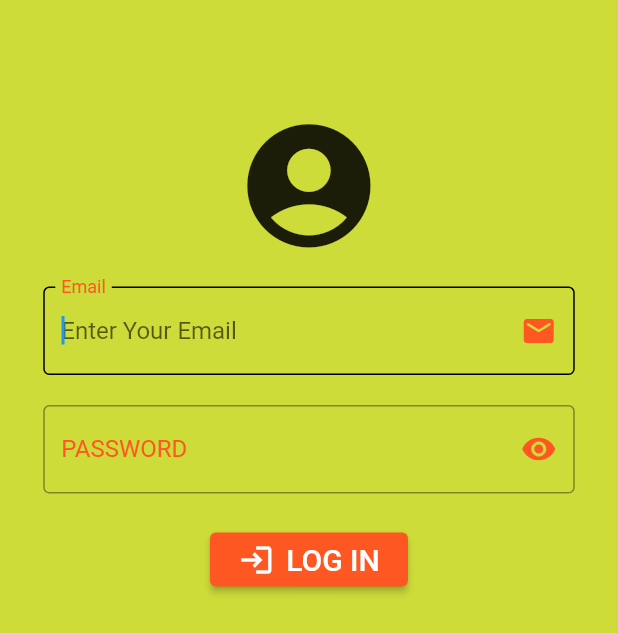
After one commit to ttcapp/jakaria_demo_new, a Flutter app: the screen it shows after launch, after a tap on "LOG IN", on a phone screen of 412 x 824 dp. The commit adds this screen. Shown: the top 633 px of the screen. Run offline on Flutter 3.47's test engine with Material 2 defaults, Android fonts, the phone set to English and light mode, and no system bars; missing offline and left inert: slide_drawer; network calls fail.

Commit message:
Jakaria_Demo 8th Commit

```diff
--- a/lib/listview_page.dart
+++ b/lib/listview_page.dart
@@ -12,7 +12,7 @@ List<String> stdName=[
   "Jashim",
   "Bishnu",
   "Imran",
-  "Alamain"
+  "Alamin"
 ];
 class _listviewPageState extends State<listviewPage> {
   @override
--- /dev/null
+++ b/lib/log_in.dart
@@ -0,0 +1,105 @@
+import 'package:flutter/material.dart';
+import 'package:jakaria_demo/utills/all_colors.dart';
+class logInPage extends StatefulWidget {
+  const logInPage({Key? key}) : super(key: key);
+
+  @override
+  _logInPageState createState() => _logInPageState();
+}
+// for global variables
+final _formkey= GlobalKey<FormState>();
+
+
+class _logInPageState extends State<logInPage> {
+  @override
+  Widget build(BuildContext context) {
+    double h= MediaQuery.of(context).size.height;
+    double w= MediaQuery.of(context).size.width;
+    return Scaffold(
+      body: Container(
+        height: h,
+        width: w,
+        color: Colors.lime,
+        child: Padding(
+          padding: EdgeInsets.only(
+              top:  h*0.09,
+              left: w*0.07,
+              right: w*0.07),
+          child: Form(
+            key: _formkey,
+            child: Column(
+              children: [
+                Icon (Icons.account_circle_sharp,
+                size: h*0.08+ w*0.08,),
+                SizedBox(
+                  height: 18,
+                ),
+                TextFormField(
+                  autofocus: true,
+                  decoration: InputDecoration(
+                    labelText: "Email",
+                    labelStyle: TextStyle(
+                      color: AllColors.appThemeColor
+                    ),
+                    hintText: "Enter Your Email",
+                    suffixIcon: Icon(Icons.email_rounded,
+                    color: AllColors.appThemeColor,),
+                    focusedBorder: OutlineInputBorder(),
+                    border: OutlineInputBorder(
+                      borderSide: BorderSide(
+                        color: AllColors.appThemeColor
+                      ),
+                    )
+                  ),
+                ),
+                SizedBox(height: 20,),
+                TextFormField(
+                  obscureText: true,
+                  autofocus: true,
+                  decoration: InputDecoration(
+                      labelText: "PASSWORD",
+                      labelStyle: TextStyle(
+                          color: AllColors.appThemeColor
+                      ),
+                      hintText: "Enter Your Password",
+                      suffixIcon: Icon(
+                        Icons.remove_red_eye,
+                        color: AllColors.appThemeColor,),
+                      focusedBorder: OutlineInputBorder(),
+                      border: OutlineInputBorder(
+                        borderSide: BorderSide(
+                            color: AllColors.appThemeColor
+                        ),
+                      )
+                  ),
+                ),
+                SizedBox(height: 20,),
+                ElevatedButton(
+                  style: ElevatedButton.styleFrom(
+                    primary: AllColors.appThemeColor
+                  ),
+                    onPressed: (){
+
+                    },
+                    child: Container(
+                      width: 100,
+                      child: Row(
+                        mainAxisAlignment: MainAxisAlignment.center,
+                        children: [
+                          Icon(Icons.login),
+                          SizedBox(width: 8,),
+                          Text("LOG IN", style: TextStyle(
+                            fontSize: 20
+                          ),),
+                        ],
+                      ),
+                    )
+                )
+              ],
+            ),
+          ),
+        ),
+      ),
+    );
+  }
+}
--- a/lib/my_home_page.dart
+++ b/lib/my_home_page.dart
@@ -1,5 +1,6 @@
 import 'package:flutter/material.dart';
 import 'package:jakaria_demo/listview_page.dart';
+import 'package:jakaria_demo/log_in.dart';
 import 'package:jakaria_demo/second_page.dart';
 import 'package:jakaria_demo/third_page.dart';
 import 'package:jakaria_demo/utills/all_colors.dart';
@@ -42,7 +43,12 @@ class _MyHomePageState extends State<MyHomePage> {
           ),
         child: Column(
           children: [
-
+            ElevatedButton(
+                onPressed: (){
+                  Navigator.push(context,
+                      MaterialPageRoute(builder: (context)=>logInPage()));
+                },
+                child: Text("LOG IN")),
             ElevatedButton(
                 onPressed: (){
                 Navigator.push(context,
--- a/lib/utills/all_colors.dart
+++ b/lib/utills/all_colors.dart
@@ -2,5 +2,6 @@ import 'package:flutter/material.dart';
 class AllColors{
   static Color appBarClr= Colors.deepOrange;
   static Color appBarTextClr= Colors.white;
+  static Color appThemeColor= Colors.deepOrange;
   static Color normalTextClr= Color (0xFF405d27);
 }
```
